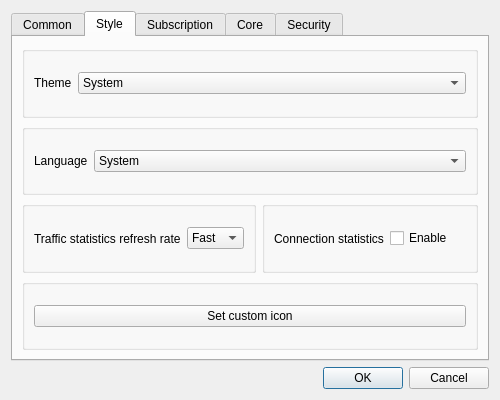
Old version of the form ui/dialog_basic_settings.ui in the repository MatsuriDayo/nekoray.
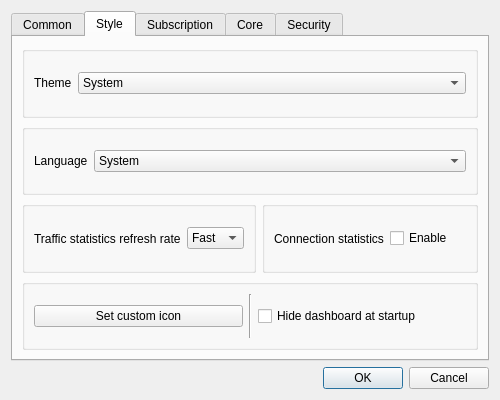
New version of the form. The open tabs and pages were chosen to show the change. Custom widgets are drawn as their Qt base class.

Commit message: feat: hide dashboard at startup

```diff
--- a/ui/dialog_basic_settings.ui
+++ b/ui/dialog_basic_settings.ui
@@ -336,11 +336,37 @@
          <layout class="QHBoxLayout" name="horizontalLayout_20">
           <item>
            <widget class="QPushButton" name="set_custom_icon">
+            <property name="sizePolicy">
+             <sizepolicy hsizetype="Preferred" vsizetype="Fixed">
+              <horstretch>0</horstretch>
+              <verstretch>0</verstretch>
+             </sizepolicy>
+            </property>
             <property name="text">
              <string>Set custom icon</string>
             </property>
            </widget>
           </item>
+          <item>
+           <widget class="Line" name="line">
+            <property name="orientation">
+             <enum>Qt::Vertical</enum>
+            </property>
+           </widget>
+          </item>
+          <item>
+           <widget class="QCheckBox" name="start_minimal">
+            <property name="sizePolicy">
+             <sizepolicy hsizetype="Preferred" vsizetype="Fixed">
+              <horstretch>0</horstretch>
+              <verstretch>0</verstretch>
+             </sizepolicy>
+            </property>
+            <property name="text">
+             <string>Hide dashboard at startup</string>
+            </property>
+           </widget>
+          </item>
          </layout>
         </widget>
        </item>
```
The commit also changes 6 other files.
